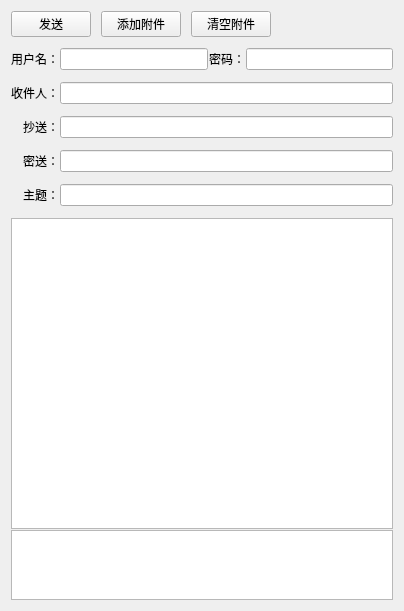
The window that HeExample/HeControl/HEmailWidget.ui (hexianqi/QtCode) describes before a commit, drawn with Qt 5.
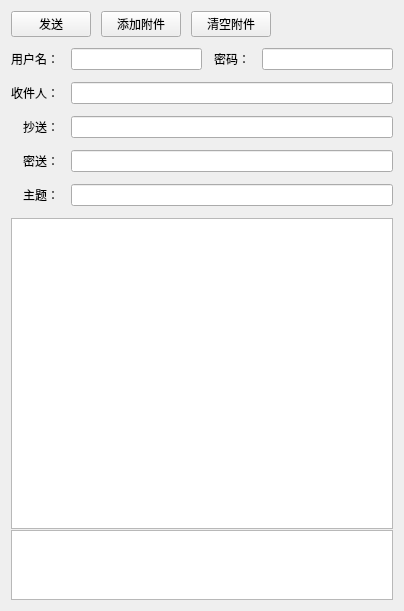
The same window after the commit.

```diff
--- a/HeExample/HeControl/HEmailWidget.ui
+++ b/HeExample/HeControl/HEmailWidget.ui
@@ -63,7 +63,7 @@
    </item>
    <item>
     <layout class="QGridLayout" name="gridLayout">
-     <property name="verticalSpacing">
+     <property name="spacing">
       <number>12</number>
      </property>
      <item row="0" column="0">
```
